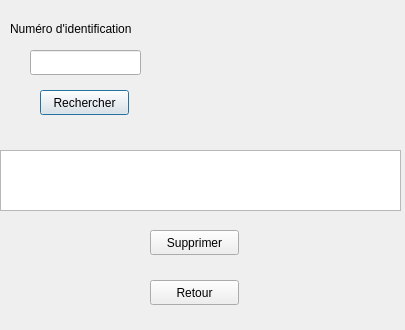
khadimkasse/projet_cpp_ndeye, file c++_oussa/Professeur_UI/supprimerprofesseur.ui: the form before one commit.
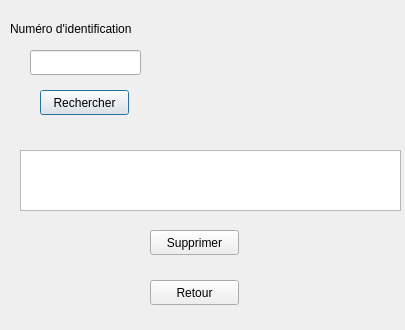
The form after the commit.

Diff of the .ui file:
```diff
--- a/c++_oussa/Professeur_UI/supprimerprofesseur.ui
+++ b/c++_oussa/Professeur_UI/supprimerprofesseur.ui
@@ -78,9 +78,9 @@
   <widget class="QTableView" name="tableView">
    <property name="geometry">
     <rect>
-     <x>0</x>
+     <x>20</x>
      <y>150</y>
-     <width>401</width>
+     <width>381</width>
      <height>61</height>
     </rect>
    </property>
```
Left out of the diff: 4 changed lines with no effect on the pictures.
